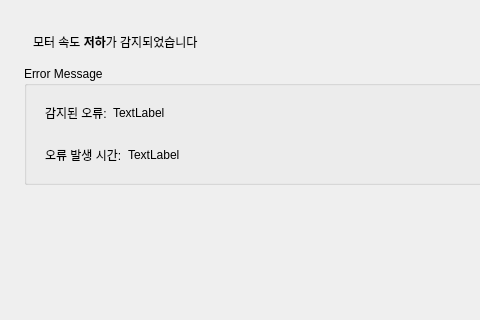
Old version of the form client_qt/mainwindow.ui in the repository VisionCraft2025/client_qt; both pictures show x 0 to 480 and y 0 to 320 of the 1107 by 778 pixel window.
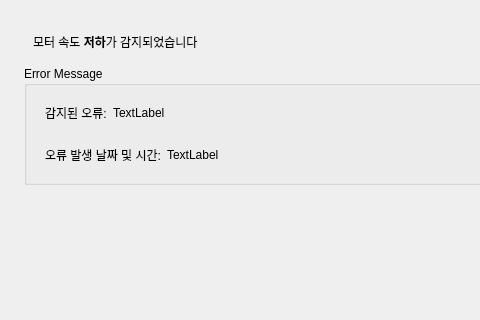
New version of the form.

Commit message: Feat/#6 error message 개발

What changed in the file:
```diff
--- a/client_qt/mainwindow.ui
+++ b/client_qt/mainwindow.ui
@@ -97,7 +97,7 @@
                   </sizepolicy>
                  </property>
                  <property name="text">
-                  <string>오류 발생 시간:</string>
+                  <string>오류 발생 날짜 및 시간:</string>
                  </property>
                 </widget>
                </item>
```
Left out of the diff: 2 changed lines with no effect on the pictures. The commit also changes 1 other file.
